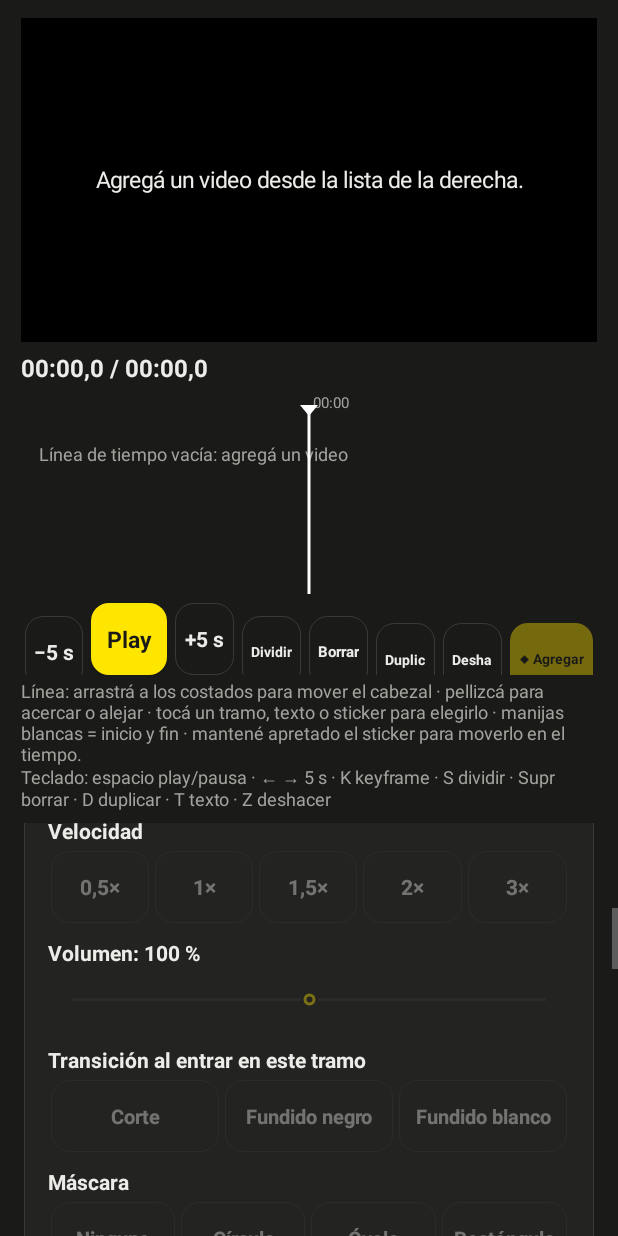
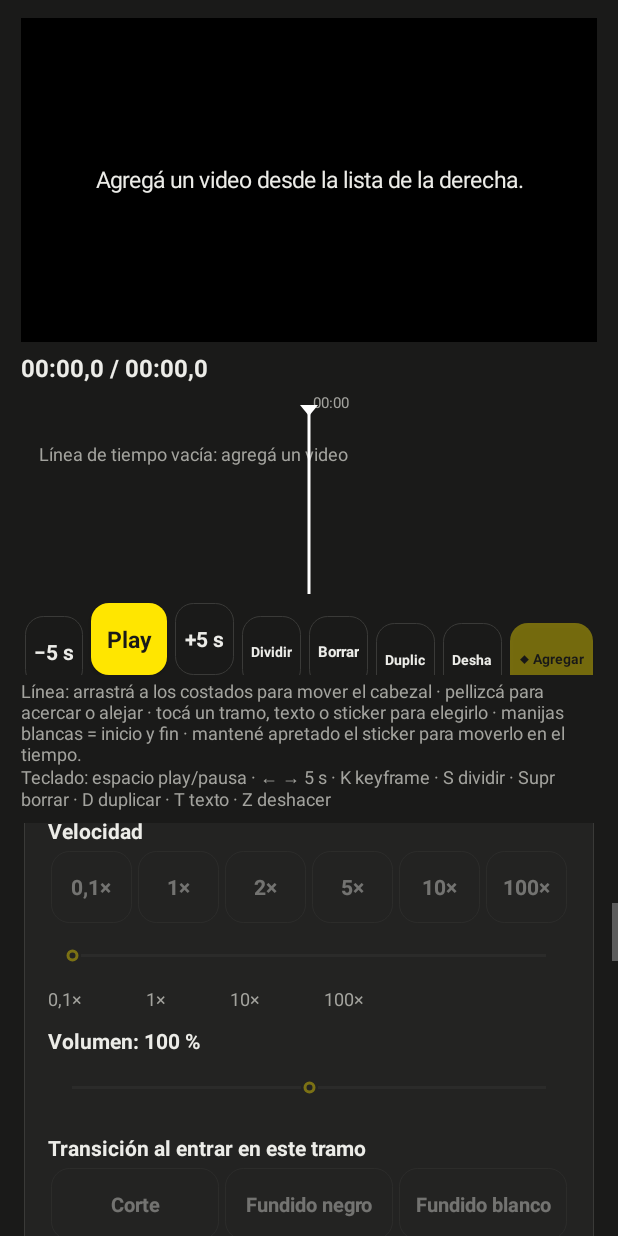
Before and after one commit to gustavomartingarciarojas-code/O-presupuesto-editor, an Android app: the TabletActivity screen opened directly, with no data from a screen before it, scrolled down 385 dp, on a phone screen of 412 x 824 dp. Run offline under Robolectric (Android 15) with nearby library versions, the phone set to English and light mode, and no system bars.

Commit message:
Velocidad 0,1× a 100× y máscaras Horizontal y Reflejo movibles y giratorias
- Velocidad: botones 0,1×, 1×, 2×, 5×, 10×, 100× y barra logarítmica para valores
  intermedios. Arriba de 8× la vista previa va sin audio (límite del audio de Android).
- Máscaras nuevas Horizontal (lineal) y Reflejo (franja), además de círculo, óvalo
  y rectángulo. Centro movible (punto amarillo sobre el video o barras), giro de
  −180° a +180°, tamaño desde 0 (cerrada del todo) y difuminado. Guía amarilla
  en la vista previa como en CapCut. Se aplica igual en la exportación 4K.

Co-Authored-By: Claude Opus 5.5 <noreply@anthropic.com>
Claude-Session: https://claude.ai/code/session_01MuY9zmRh2j9Umr8umsyeFE

```diff
--- a/app/src/main/java/ar/gustavo/cerobudget/LineaTiempo.kt
+++ b/app/src/main/java/ar/gustavo/cerobudget/LineaTiempo.kt
@@ -177,7 +177,7 @@ class LineaTiempo(ctx: Context, private val ui: Ui) : View(ctx) {
                 pBorde.strokeWidth = ui.dp(if (elegido) 3 else 1).toFloat()
                 c.drawRoundRect(rect, radio, radio, pBorde)
                 val etiqueta = o.nombreClip(s.clip).substringBeforeLast('.') +
-                    (if (s.vel != 1f) "  ${s.vel}×".replace(".0×", "×").replace('.', ',') else "")
+                    (if (s.vel != 1f) "  " + Segmento.textoVel(s.vel) else "")
                 textoEn(c, etiqueta, rect, Ui.tinta)
                 val ini = acc
                 if (s.kf.isNotEmpty()) s.kf.forEach { k -> diamante(c, xDe(ini + k.t), rect.bottom - lado - ui.dp(3), elegido) }
--- a/app/src/main/java/ar/gustavo/cerobudget/Manijas.kt
+++ b/app/src/main/java/ar/gustavo/cerobudget/Manijas.kt
@@ -72,3 +72,54 @@ class Manijas(ctx: Context, private val ui: Ui) : View(ctx) {
         }
     }
 }
+
+/**
+ * Guía amarilla de la máscara del tramo elegido (como en CapCut): las líneas o la forma, girada,
+ * y el punto del centro, que se arrastra para mover la máscara. Solo dibuja.
+ */
+@SuppressLint("ViewConstructor")
+class GuiaMascara(ctx: Context, private val ui: Ui) : View(ctx) {
+
+    /** Lo que se dibuja: forma, tamaño, centro (0 a 1) y ángulo. null = no se muestra. */
+    var datos: Segmento? = null
+        set(v) {
+            val antes = field
+            field = v
+            if (antes?.mascara != v?.mascara || antes?.mTam != v?.mTam || antes?.mX != v?.mX || antes?.mY != v?.mY || antes?.mAng != v?.mAng) invalidate()
+        }
+
+    private val amarillo = Color.parseColor("#FFE600")
+    private val pLinea = Paint(Paint.ANTI_ALIAS_FLAG).apply { style = Paint.Style.STROKE; color = amarillo; strokeWidth = ui.dp(2).toFloat() }
+    private val pTexto = Paint(Paint.ANTI_ALIAS_FLAG).apply { color = Color.WHITE; textSize = ui.dp(14).toFloat(); setShadowLayer(4f, 0f, 0f, Color.BLACK) }
+    private val r = RectF()
+
+    init { isClickable = false; isFocusable = false }
+
+    fun centro(): Pair<Float, Float>? = datos?.let { it.mX * width to it.mY * height }
+
+    /** ¿El dedo o el mouse está sobre el punto del centro? */
+    fun tocaCentro(x: Float, y: Float): Boolean {
+        val (cx, cy) = centro() ?: return false
+        return abs(x - cx) <= ui.dp(26) && abs(y - cy) <= ui.dp(26)
+    }
+
+    override fun onDraw(c: Canvas) {
+        val s = datos ?: return
+        if (s.mascara.isEmpty() || width <= 0) return
+        val w = width.toFloat(); val h = height.toFloat()
+        val cx = s.mX * w; val cy = s.mY * h
+        val lejos = (w + h) * 2f
+        c.save()
+        c.rotate(s.mAng, cx, cy)
+        when (s.mascara) {
+            "horizontal" -> c.drawLine(cx - lejos, cy, cx + lejos, cy, pLinea)
+            "reflejo" -> { val d = s.mTam * h / 2f; c.drawLine(cx - lejos, cy - d, cx + lejos, cy - d, pLinea); c.drawLine(cx - lejos, cy + d, cx + lejos, cy + d, pLinea) }
+            "circulo" -> c.drawCircle(cx, cy, s.mTam * minOf(w, h) / 2f, pLinea)
+            "ovalo" -> { r.set(cx - s.mTam * w / 2f, cy - s.mTam * h / 2f, cx + s.mTam * w / 2f, cy + s.mTam * h / 2f); c.drawOval(r, pLinea) }
+            else -> { r.set(cx - s.mTam * w / 2f, cy - s.mTam * h / 2f, cx + s.mTam * w / 2f, cy + s.mTam * h / 2f); c.drawRect(r, pLinea) }
+        }
+        c.restore()
+        c.drawCircle(cx, cy, ui.dp(8).toFloat(), pLinea)
+        if (s.mAng != 0f) c.drawText("${s.mAng.toInt()}°", cx + ui.dp(14), cy - ui.dp(14), pTexto)
+    }
+}
--- a/app/src/main/java/ar/gustavo/cerobudget/Modelo.kt
+++ b/app/src/main/java/ar/gustavo/cerobudget/Modelo.kt
@@ -1,6 +1,7 @@
 package ar.gustavo.cerobudget
 
 import org.json.JSONArray
+import kotlin.math.roundToInt
 import org.json.JSONObject
 
 /** Un video crudo que está en el celular. */
@@ -95,13 +96,16 @@ data class Segmento(
     val vel: Float = 1f,
     val vol: Float = 1f, // 1 = 100 %
     val trans: String = "corte", // transición al entrar en este tramo: corte · negro · blanco
-    val mascara: String = "",    // "" sin máscara · circulo · ovalo · rectangulo
-    val mTam: Float = 0.7f,      // tamaño de la forma, fracción del cuadro
+    val mascara: String = "",    // "" sin máscara · horizontal · reflejo · circulo · ovalo · rectangulo
+    val mTam: Float = 0.7f,      // tamaño de la forma, fracción del cuadro (0 = cerrada del todo)
     val mSuave: Float = 0.15f,   // borde difuminado, 0 a 0,5
     val zoom: Float = 1f,        // zoom y encuadre fijos (cuando no hay keyframes)
     val px: Float = 0f,
     val py: Float = 0f,
-    val kf: List<Kf> = emptyList()
+    val kf: List<Kf> = emptyList(),
+    val mX: Float = 0.5f,        // centro de la máscara, 0 a 1 del ancho
+    val mY: Float = 0.5f,        // centro de la máscara, 0 a 1 del alto
+    val mAng: Float = 0f         // giro de la máscara en grados (+ a la derecha, − a la izquierda)
 ) {
     /** Zoom, encuadre y volumen en el ms tRel desde el inicio del tramo (en tiempo de línea). */
     fun encuadre(tRel: Long): Kf = Interp.en(kf, tRel, { it.t }) { a, b, u ->
@@ -118,6 +122,7 @@ data class Segmento(
         put("trans", trans); put("mascara", mascara); put("mTam", mTam.toDouble()); put("mSuave", mSuave.toDouble())
         put("zoom", zoom.toDouble()); put("px", px.toDouble()); put("py", py.toDouble())
         put("kf", JSONArray().apply { kf.forEach { put(it.json()) } })
+        put("mX", mX.toDouble()); put("mY", mY.toDouble()); put("mAng", mAng.toDouble())
     }
 
     companion object {
@@ -127,8 +132,26 @@ data class Segmento(
             j.optString("trans", "corte"), j.optString("mascara", ""),
             j.optDouble("mTam", 0.7).toFloat(), j.optDouble("mSuave", 0.15).toFloat(),
             j.optDouble("zoom", 1.0).toFloat(), j.optDouble("px", 0.0).toFloat(), j.optDouble("py", 0.0).toFloat(),
-            arr(j.optJSONArray("kf")).let { a -> List(a.length()) { Kf.de(a.getJSONObject(it)) } }
+            arr(j.optJSONArray("kf")).let { a -> List(a.length()) { Kf.de(a.getJSONObject(it)) } },
+            j.optDouble("mX", 0.5).toFloat(), j.optDouble("mY", 0.5).toFloat(), j.optDouble("mAng", 0.0).toFloat()
         )
+
+        /** Velocidad para mostrar: 0,1× · 0,55× · 2,5× · 10× · 100×. */
+        fun textoVel(v: Float): String {
+            val t = when {
+                v < 1f -> String.format(java.util.Locale.US, "%.2f", v).trimEnd('0').trimEnd('.')
+                v < 10f -> String.format(java.util.Locale.US, "%.1f", v).trimEnd('0').trimEnd('.')
+                else -> v.roundToInt().toString()
+            }
+            return t.replace('.', ',') + "×"
+        }
+
+        /** Redondea la velocidad a pasos cómodos según el rango. */
+        fun redondearVel(v: Float): Float = when {
+            v < 1f -> (v * 20f).roundToInt() / 20f
+            v < 10f -> (v * 10f).roundToInt() / 10f
+            else -> v.roundToInt().toFloat()
+        }.coerceIn(0.1f, 100f)
     }
 }
 
--- a/app/src/main/java/ar/gustavo/cerobudget/Render.kt
+++ b/app/src/main/java/ar/gustavo/cerobudget/Render.kt
@@ -243,8 +243,8 @@ object Render {
         var acc = 0L
         for (s in ed.segmentos) {
             if (s.mascara.isNotEmpty()) {
-                val clave = "${s.mascara}|${s.mTam}|${s.mSuave}"
-                val bmp = mascaras[clave] ?: Rotulo.mascara(s.mascara, s.mTam, s.mSuave, w / 2, h / 2)?.also { mascaras[clave] = it }
+                val clave = "${s.mascara}|${s.mTam}|${s.mSuave}|${s.mX}|${s.mY}|${s.mAng}"
+                val bmp = mascaras[clave] ?: Rotulo.mascara(s.mascara, s.mTam, s.mSuave, w / 2, h / 2, s.mX, s.mY, s.mAng)?.also { mascaras[clave] = it }
                 if (bmp != null) capas += MascaraOverlay(bmp, acc, acc + s.dura)
             }
             acc += s.dura
--- a/app/src/main/java/ar/gustavo/cerobudget/TabletActivity.kt
+++ b/app/src/main/java/ar/gustavo/cerobudget/TabletActivity.kt
@@ -88,6 +88,13 @@ class TabletActivity : Activity() {
     private lateinit var vista: PlayerView
     private lateinit var capaTextos: FrameLayout
     private lateinit var manijas: Manijas
+    private lateinit var guiaMascara: GuiaMascara
+    private lateinit var velBarra: SeekBar
+    private lateinit var velTexto: TextView
+    private lateinit var mXBarra: SeekBar
+    private lateinit var mYBarra: SeekBar
+    private lateinit var mAngBarra: SeekBar
+    private lateinit var mAngTexto: TextView
     private lateinit var velo: View
     private val botonesTrans = mutableListOf<Pair<String, Button>>()
     private lateinit var panelTexto: LinearLayout
@@ -208,6 +215,8 @@ class TabletActivity : Activity() {
         marco.addView(capaTextos, FrameLayout.LayoutParams(ViewGroup.LayoutParams.MATCH_PARENT, ViewGroup.LayoutParams.MATCH_PARENT))
         manijas = Manijas(this, ui)
         marco.addView(manijas, FrameLayout.LayoutParams(ViewGroup.LayoutParams.MATCH_PARENT, ViewGroup.LayoutParams.MATCH_PARENT))
+        guiaMascara = GuiaMascara(this, ui)
+        marco.addView(guiaMascara, FrameLayout.LayoutParams(ViewGroup.LayoutParams.MATCH_PARENT, ViewGroup.LayoutParams.MATCH_PARENT))
         velo = View(this).apply { setBackgroundColor(Color.BLACK); alpha = 0f; isClickable = false }
         marco.addView(velo, FrameLayout.LayoutParams(ViewGroup.LayoutParams.MATCH_PARENT, ViewGroup.LayoutParams.MATCH_PARENT))
         capaTextos.addOnLayoutChangeListener { _, l, t, r, b, ol, ot, orr, ob -> if (r - l != orr - ol || b - t != ob - ot) manejador.post { dibujarTextos(true) } }
@@ -285,17 +294,36 @@ class TabletActivity : Activity() {
         val b3 = ui.bloque("3  Tramo elegido")
         tramoInfo = ui.texto("Tocá un tramo de la línea de tiempo.", 14f, Ui.gris)
         b3.addView(tramoInfo, ui.lp())
-        b3.addView(ui.texto("Velocidad", 14f, Ui.tinta, true).apply { setPadding(0, ui.dp(10), 0, ui.dp(4)) }, ui.lp())
+        velTexto = ui.texto("Velocidad", 14f, Ui.tinta, true).apply { setPadding(0, ui.dp(10), 0, ui.dp(4)) }
+        b3.addView(velTexto, ui.lp())
         val fv = ui.fila()
-        for (v in listOf(0.5f, 1f, 1.5f, 2f, 3f)) {
-            val t = if (v == 0.5f) "0,5×" else if (v == 1.5f) "1,5×" else "${v.toInt()}×"
-            val b = ui.boton(t, false, 14f)
+        for (v in listOf(0.1f, 1f, 2f, 5f, 10f, 100f)) {
+            val b = ui.boton(Segmento.textoVel(v), false, 14f)
             b.setOnClickListener { cambiarTramo { it.copy(vel = v) }; raiz.requestFocus() }
             fv.addView(b, ui.peso(1f, 2))
             botonesVel += v to b
             conTramo += b
         }
         b3.addView(fv, ui.lp())
+        // Barra de velocidad en escala logarítmica: 0,1× a la izquierda, 1× a un tercio, 10× a dos tercios, 100× a la derecha
+        velBarra = SeekBar(this).apply {
+            max = 1000
+            progressTintList = ColorStateList.valueOf(Ui.amarillo); thumbTintList = ColorStateList.valueOf(Ui.amarillo)
+            isFocusable = false
+        }
+        b3.addView(velBarra, ui.lp(2).apply { height = ui.dp(40) })
+        b3.addView(ui.texto("0,1×                1×                10×                100×", 12f, Ui.gris), ui.lp())
+        conTramo += velBarra
+        velBarra.setOnSeekBarChangeListener(object : SeekBar.OnSeekBarChangeListener {
+            override fun onProgressChanged(s: SeekBar?, p: Int, delUsuario: Boolean) {
+                if (!delUsuario) return
+                val v = Segmento.redondearVel((0.1 * Math.pow(10.0, p / 1000.0 * 3.0)).toFloat())
+                velTexto.text = "Velocidad: " + Segmento.textoVel(v)
+                cambiarTramo(historia = false, reconstruirPlayer = false) { it.copy(vel = v) }
+            }
+            override fun onStartTrackingTouch(s: SeekBar?) { guardarHistoria() }
+            override fun onStopTrackingTouch(s: SeekBar?) { cambiar(ed, historia = false); raiz.requestFocus() }
+        })
         volTexto = ui.texto("Volumen: 100 %", 14f, Ui.tinta, true).apply { setPadding(0, ui.dp(10), 0, 0) }
         b3.addView(volTexto, ui.lp())
         volBarra = SeekBar(this).apply {
@@ -326,26 +354,32 @@ class TabletActivity : Activity() {
         }
         b3.addView(ft, ui.lp())
         b3.addView(ui.texto("Máscara", 14f, Ui.tinta, true).apply { setPadding(0, ui.dp(10), 0, ui.dp(4)) }, ui.lp())
+        listOf(listOf("" to "Ninguna", "horizontal" to "Horizontal", "reflejo" to "Reflejo"),
+            listOf("circulo" to "Círculo", "ovalo" to "Óvalo", "rectangulo" to "Rectángulo")).forEachIndexed { fi, grupo ->
             val fmk = ui.fila()
-        for ((clave, t) in listOf("" to "Ninguna", "circulo" to "Círculo", "ovalo" to "Óvalo", "rectangulo" to "Rectángulo")) {
+            for ((clave, t) in grupo) {
                 val b = ui.boton(t, false, 13f)
-            b.setOnClickListener { cambiarTramo(reconstruirPlayer = false) { it.copy(mascara = clave) }; raiz.requestFocus() }
+                b.setOnClickListener {
+                    cambiarTramo(reconstruirPlayer = false) { s -> if (s.mascara.isEmpty() && clave == "reflejo") s.copy(mascara = clave, mTam = 0.3f) else s.copy(mascara = clave) }
+                    raiz.requestFocus()
+                }
                 fmk.addView(b, ui.peso(1f, 2))
                 botonesMascara += clave to b
                 conTramo += b
             }
-        b3.addView(fmk, ui.lp())
+            b3.addView(fmk, ui.lp(if (fi == 0) 0 else 4))
+        }
         panelMascara = LinearLayout(this).apply { orientation = LinearLayout.VERTICAL }
-        fun barraMascara(titulo: String, aplicar: (Segmento, Int) -> Segmento): SeekBar {
+        fun barraMascara(titulo: String, maximo: Int = 100, aplicar: (Segmento, Int) -> Segmento): SeekBar {
             panelMascara.addView(ui.texto(titulo, 13f, Ui.gris).apply { setPadding(0, ui.dp(6), 0, 0) }, ui.lp())
             val sb = SeekBar(this).apply {
-                max = 100
+                max = maximo
                 progressTintList = ColorStateList.valueOf(Ui.amarillo); thumbTintList = ColorStateList.valueOf(Ui.amarillo)
                 isFocusable = false
             }
             sb.setOnSeekBarChangeListener(object : SeekBar.OnSeekBarChangeListener {
                 override fun onProgressChanged(s: SeekBar?, p: Int, delUsuario: Boolean) {
-                    if (delUsuario) cambiarTramo(historia = false, reconstruirPlayer = false) { aplicar(it, p) }
+                    if (delUsuario) { cambiarTramo(historia = false, reconstruirPlayer = false) { aplicar(it, p) }; textosMascara() }
                 }
                 override fun onStartTrackingTouch(s: SeekBar?) { guardarHistoria() }
                 override fun onStopTrackingTouch(s: SeekBar?) { guardar(); refrescarPanel(); raiz.requestFocus() }
@@ -353,8 +387,17 @@ class TabletActivity : Activity() {
             panelMascara.addView(sb, ui.lp().apply { height = ui.dp(36) })
             return sb
         }
-        mTamBarra = barraMascara("Tamaño de la forma") { s, p -> s.copy(mTam = 0.2f + p / 100f * 0.9f) }
+        panelMascara.addView(ui.texto("En el video: arrastrá el punto amarillo para mover la máscara.", 13f, Ui.gris).apply { setPadding(0, ui.dp(6), 0, 0) }, ui.lp())
+        mTamBarra = barraMascara("Tamaño (todo a la izquierda = cerrada del todo)") { s, p -> s.copy(mTam = p / 100f * 1.1f) }
         mSuaveBarra = barraMascara("Borde difuminado") { s, p -> s.copy(mSuave = p / 100f * 0.5f) }
+        mXBarra = barraMascara("Posición horizontal (izquierda ↔ derecha)") { s, p -> s.copy(mX = p / 100f) }
+        mYBarra = barraMascara("Posición vertical (arriba ↔ abajo)") { s, p -> s.copy(mY = p / 100f) }
+        mAngTexto = ui.texto("", 13f, Ui.tinta, true).apply { setPadding(0, ui.dp(8), 0, 0) }
+        panelMascara.addView(mAngTexto, ui.lp())
+        mAngBarra = barraMascara("Giro (− izquierda ↔ + derecha)", 360) { s, p -> s.copy(mAng = (p - 180).toFloat()) }
+        val bCentrar = ui.boton("Centrar y enderezar", false, 13f)
+        bCentrar.setOnClickListener { cambiarTramo(reconstruirPlayer = false) { it.copy(mX = 0.5f, mY = 0.5f, mAng = 0f) }; raiz.requestFocus() }
+        panelMascara.addView(bCentrar, ui.lp(6))
         b3.addView(panelMascara, ui.lp())
 
         // Zoom, encuadre y keyframes del tramo
@@ -496,16 +539,23 @@ class TabletActivity : Activity() {
             tramoInfo.text = "Tramo ${sel + 1} de ${ed.segmentos.size} · ${nombreClip(s.clip)}\n" +
                 "Del ${Datos.reloj(s.ini)} al ${Datos.reloj(s.fin)} del original · dura ${Datos.reloj(s.dura)}"
             for ((v, b) in botonesVel) ui.marcar(b, v == s.vel)
+            velTexto.text = "Velocidad: " + Segmento.textoVel(s.vel)
+            velBarra.progress = (kotlin.math.log10(s.vel / 0.1) / 3.0 * 1000).toInt().coerceIn(0, 1000)
+            mXBarra.progress = (s.mX * 100).toInt().coerceIn(0, 100)
+            mYBarra.progress = (s.mY * 100).toInt().coerceIn(0, 100)
+            mAngBarra.progress = (s.mAng + 180).toInt().coerceIn(0, 360)
+            textosMascara()
             for ((k, b) in botonesTrans) ui.marcar(b, k == s.trans)
             for ((k, b) in botonesMascara) ui.marcar(b, k == s.mascara)
             panelMascara.visibility = if (s.mascara.isEmpty()) View.GONE else View.VISIBLE
-            mTamBarra.progress = ((s.mTam - 0.2f) / 0.9f * 100).toInt().coerceIn(0, 100)
+            mTamBarra.progress = (s.mTam / 1.1f * 100).toInt().coerceIn(0, 100)
             mSuaveBarra.progress = (s.mSuave / 0.5f * 100).toInt().coerceIn(0, 100)
             refrescarEncuadre()
         } else {
             tramoInfo.setTextColor(Ui.gris)
             tramoInfo.text = if (ed.segmentos.isEmpty()) "La línea de tiempo está vacía: agregá un video desde la lista." else "Tocá un tramo de la línea de tiempo."
             for ((_, b) in botonesVel) ui.marcar(b, false)
+            velTexto.text = "Velocidad"
             for ((_, b) in botonesTrans) ui.marcar(b, false)
             for ((_, b) in botonesMascara) ui.marcar(b, false)
             panelMascara.visibility = View.GONE
@@ -752,6 +802,11 @@ class TabletActivity : Activity() {
         if (!forzar && i == indiceAplicado) return
         val s = ed.segmentos.getOrNull(i) ?: return
         indiceAplicado = i
+        // El audio de Android llega hasta 8×: por encima, la vista previa va sin sonido para que el video corra a la velocidad real
+        val sinAudio = s.vel > 8f
+        val tsp = p.trackSelectionParameters
+        if (tsp.disabledTrackTypes.contains(C.TRACK_TYPE_AUDIO) != sinAudio)
+            p.trackSelectionParameters = tsp.buildUpon().setTrackTypeDisabled(C.TRACK_TYPE_AUDIO, sinAudio).build()
         p.setPlaybackSpeed(s.vel)
         p.volume = s.vol.coerceAtMost(1f)
     }
@@ -1238,20 +1293,30 @@ class TabletActivity : Activity() {
     }
 
     /** Muestra la máscara del tramo que se está viendo. */
+    /** Textos con los valores de la máscara del tramo elegido. */
+    private fun textosMascara() {
+        val s = ed.segmentos.getOrNull(sel) ?: return
+        if (!::mAngTexto.isInitialized) return
+        mAngTexto.text = "Giro: ${s.mAng.toInt()}°" + if (s.mascara == "horizontal") "  ·  el tamaño no cambia la máscara Horizontal" else ""
+    }
+
     private fun dibujarMascara() {
         if (!::capaMascara.isInitialized) return
         val s = ed.segmentos.getOrNull(indiceActual())
         val w = capaMascara.width.takeIf { it > 0 } ?: marco.width
         val h = capaMascara.height.takeIf { it > 0 } ?: marco.height
+        // Guía amarilla: solo con el tramo elegido a la vista, en pausa y sin un texto o sticker elegido
+        val i = indiceActual()
+        guiaMascara.datos = if (s != null && s.mascara.isNotEmpty() && i == sel && selTexto == null && !selMusica && exo?.isPlaying != true) s else null
         if (s == null || s.mascara.isEmpty() || w <= 0 || h <= 0) {
             if (capaMascara.visibility != View.GONE) capaMascara.visibility = View.GONE
             claveMascara = ""
             return
         }
-        val clave = "${s.mascara}|${s.mTam}|${s.mSuave}|$w|$h"
+        val clave = "${s.mascara}|${s.mTam}|${s.mSuave}|${s.mX}|${s.mY}|${s.mAng}|$w|$h"
         if (clave != claveMascara) {
             if (cacheMascaras.size > 20) cacheMascaras.clear()
-            val bmp = cacheMascaras.getOrPut(clave) { Rotulo.mascara(s.mascara, s.mTam, s.mSuave, w / 2, h / 2) ?: Bitmap.createBitmap(1, 1, Bitmap.Config.ARGB_8888) }
+            val bmp = cacheMascaras.getOrPut(clave) { Rotulo.mascara(s.mascara, s.mTam, s.mSuave, w / 2, h / 2, s.mX, s.mY, s.mAng) ?: Bitmap.createBitmap(1, 1, Bitmap.Config.ARGB_8888) }
             capaMascara.setImageBitmap(bmp)
             claveMascara = clave
         }
@@ -1352,7 +1417,7 @@ class TabletActivity : Activity() {
 
     // ---------------------------------------------------------------- gestos sobre el video
 
-    private var gObjetivo = 0            // 0 nada · 1 texto o sticker · 2 video (zoom y encuadre del tramo) · 3 nodo de la caja
+    private var gObjetivo = 0            // 0 nada · 1 texto o sticker · 2 video (zoom y encuadre del tramo) · 3 nodo de la caja · 4 centro de la máscara
     private var gNodo: Manijas.Nodo? = null
     private var gCentroX = 0f
     private var gCentroY = 0f
@@ -1474,6 +1539,12 @@ class TabletActivity : Activity() {
                     }.coerceAtLeast(ui.dp(6).toFloat())
                     return@OnTouchListener true
                 }
+                // ¿Agarró el punto amarillo del centro de la máscara?
+                if (guiaMascara.datos != null && guiaMascara.tocaCentro(e.x, e.y)) {
+                    gObjetivo = 4; gId = null; gTocoCapa = true
+                    guardarHistoria()
+                    return@OnTouchListener true
+                }
                 val tocada = capaEnVista(e.x, e.y)
                 gTocoCapa = tocada != null
                 val t = tiempoActual()
@@ -1492,7 +1563,7 @@ class TabletActivity : Activity() {
                 true
             }
             MotionEvent.ACTION_POINTER_DOWN, MotionEvent.ACTION_POINTER_UP -> {
-                if (gObjetivo == 3) return@OnTouchListener true
+                if (gObjetivo == 3 || gObjetivo == 4) return@OnTouchListener true
                 if (gObjetivo == 0 && e.actionMasked == MotionEvent.ACTION_POINTER_DOWN && selTexto == null && !selMusica && ed.segmentos.isNotEmpty()) {
                     // Pellizco sobre el video sin nada elegido: se elige el tramo que se está viendo
                     sel = indiceActual(); gObjetivo = 2; guardarHistoria(); refrescarPanel()
@@ -1503,6 +1574,13 @@ class TabletActivity : Activity() {
             MotionEvent.ACTION_MOVE -> {
                 if (gObjetivo == 0) return@OnTouchListener true
                 if (gObjetivo == 3) { moverNodo(e.x, e.y); return@OnTouchListener true }
+                if (gObjetivo == 4) {
+                    gMovio = true
+                    val nx = (e.x / w).coerceIn(0f, 1f); val ny = (e.y / h).coerceIn(0f, 1f)
+                    cambiarTramo(historia = false, reconstruirPlayer = false) { it.copy(mX = nx, mY = ny) }
+                    dibujarMascara()
+                    return@OnTouchListener true
+                }
                 val (cx, cy, d) = dedos(e)
                 val slop = ui.dp(6)
                 if (!gMovio && kotlin.math.abs(cx - gCx0) < slop && kotlin.math.abs(cy - gCy0) < slop && (gDist0 == 0f || kotlin.math.abs(d - gDist0) < slop)) return@OnTouchListener true
```
Also changed, not shown: app/src/main/java/ar/gustavo/cerobudget/Rotulo.kt (+14 -5 lines), 1 other file. Lines whose indentation alone changed are shown as unchanged.
